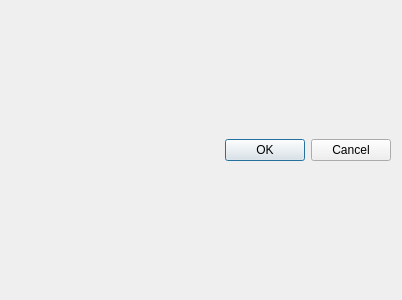
This is src/qvinfodialog.ui in jurplel/qView as Qt 5 draws it before an edit. The edited form follows.
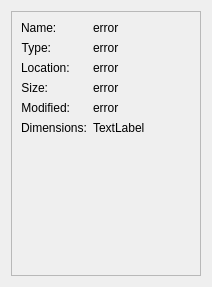
This is the edited form.

```diff
--- a/src/qvinfodialog.ui
+++ b/src/qvinfodialog.ui
@@ -6,8 +6,8 @@
    <rect>
     <x>0</x>
     <y>0</y>
-    <width>402</width>
-    <height>300</height>
+    <width>212</width>
+    <height>287</height>
    </rect>
   </property>
   <property name="windowTitle">
@@ -15,13 +15,145 @@
   </property>
   <layout class="QGridLayout" name="gridLayout">
    <item row="0" column="0">
-    <widget class="QDialogButtonBox" name="buttonBox">
-     <property name="orientation">
-      <enum>Qt::Horizontal</enum>
+    <widget class="QScrollArea" name="scrollArea">
+     <property name="sizePolicy">
+      <sizepolicy hsizetype="MinimumExpanding" vsizetype="MinimumExpanding">
+       <horstretch>0</horstretch>
+       <verstretch>0</verstretch>
+      </sizepolicy>
      </property>
-     <property name="standardButtons">
-      <set>QDialogButtonBox::Cancel|QDialogButtonBox::Ok</set>
+     <property name="focusPolicy">
+      <enum>Qt::NoFocus</enum>
      </property>
+     <property name="sizeAdjustPolicy">
+      <enum>QAbstractScrollArea::AdjustToContents</enum>
+     </property>
+     <property name="widgetResizable">
+      <bool>true</bool>
+     </property>
+     <widget class="QWidget" name="scrollAreaWidgetContents">
+      <property name="geometry">
+       <rect>
+        <x>0</x>
+        <y>0</y>
+        <width>192</width>
+        <height>267</height>
+       </rect>
+      </property>
+      <layout class="QFormLayout" name="formLayout_2">
+       <item row="0" column="0">
+        <widget class="QLabel" name="label">
+         <property name="text">
+          <string>Name:</string>
+         </property>
+        </widget>
+       </item>
+       <item row="0" column="1">
+        <widget class="QLabel" name="nameLabel">
+         <property name="text">
+          <string>error</string>
+         </property>
+        </widget>
+       </item>
+       <item row="1" column="0">
+        <widget class="QLabel" name="label1">
+         <property name="sizePolicy">
+          <sizepolicy hsizetype="Preferred" vsizetype="Maximum">
+           <horstretch>0</horstretch>
+           <verstretch>0</verstretch>
+          </sizepolicy>
+         </property>
+         <property name="text">
+          <string>Type:</string>
+         </property>
+         <property name="alignment">
+          <set>Qt::AlignRight|Qt::AlignTrailing|Qt::AlignVCenter</set>
+         </property>
+        </widget>
+       </item>
+       <item row="1" column="1">
+        <widget class="QLabel" name="typeLabel">
+         <property name="text">
+          <string>error</string>
+         </property>
+        </widget>
+       </item>
+       <item row="2" column="0">
+        <widget class="QLabel" name="label_4">
+         <property name="text">
+          <string>Location:</string>
+         </property>
+        </widget>
+       </item>
+       <item row="2" column="1">
+        <widget class="QLabel" name="locationLabel">
+         <property name="text">
+          <string>error</string>
+         </property>
+        </widget>
+       </item>
+       <item row="3" column="0">
+        <widget class="QLabel" name="label2">
+         <property name="sizePolicy">
+          <sizepolicy hsizetype="Preferred" vsizetype="Maximum">
+           <horstretch>0</horstretch>
+           <verstretch>0</verstretch>
+          </sizepolicy>
+         </property>
+         <property name="text">
+          <string>Size:</string>
+         </property>
+         <property name="alignment">
+          <set>Qt::AlignRight|Qt::AlignTrailing|Qt::AlignVCenter</set>
+         </property>
+        </widget>
+       </item>
+       <item row="3" column="1">
+        <widget class="QLabel" name="sizeLabel">
+         <property name="text">
+          <string>error</string>
+         </property>
+        </widget>
+       </item>
+       <item row="4" column="0">
+        <widget class="QLabel" name="label3">
+         <property name="sizePolicy">
+          <sizepolicy hsizetype="Preferred" vsizetype="Maximum">
+           <horstretch>0</horstretch>
+           <verstretch>0</verstretch>
+          </sizepolicy>
+         </property>
+         <property name="text">
+          <string>Modified:</string>
+         </property>
+         <property name="alignment">
+          <set>Qt::AlignRight|Qt::AlignTrailing|Qt::AlignVCenter</set>
+         </property>
+        </widget>
+       </item>
+       <item row="4" column="1">
+        <widget class="QLabel" name="modifiedLabel">
+         <property name="text">
+          <string>error</string>
+         </property>
+        </widget>
+       </item>
+       <item row="5" column="0">
+        <widget class="QLabel" name="label_2">
+         <property name="text">
+          <string>Dimensions:</string>
+         </property>
+        </widget>
+       </item>
+       <item row="5" column="1">
+        <widget class="QLabel" name="dimensionsLabel">
+         <property name="text">
+          <string>TextLabel</string>
+         </property>
+        </widget>
+       </item>
+      </layout>
+     </widget>
     </widget>
    </item>
   </layout>
```
Left out of the diff: 42 changed lines with no effect on the pictures.
